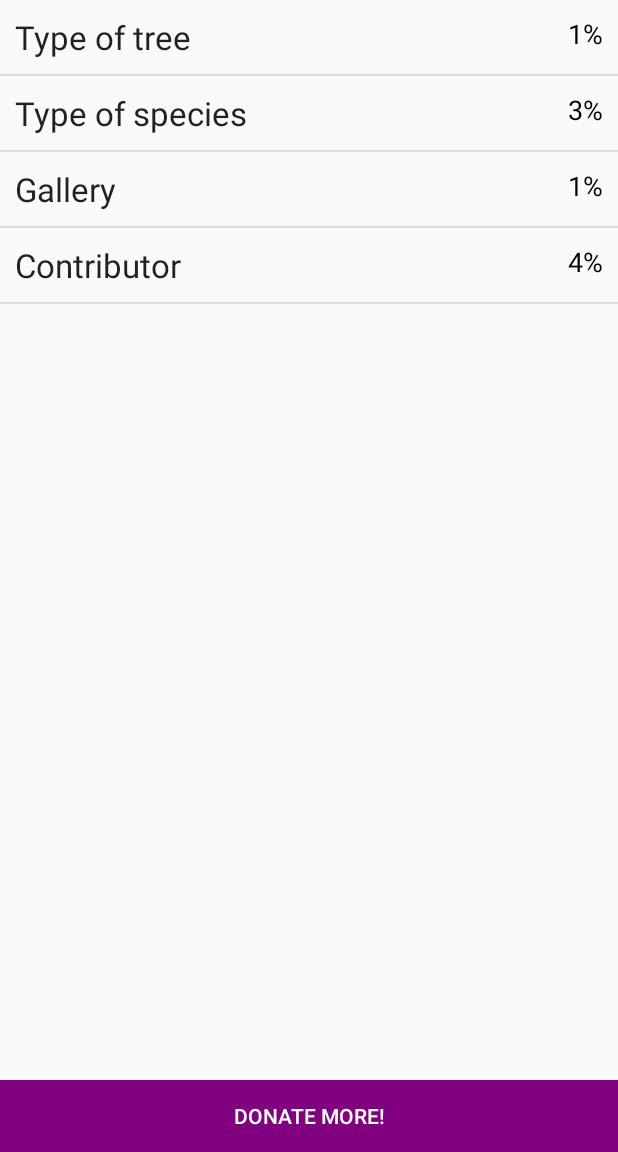
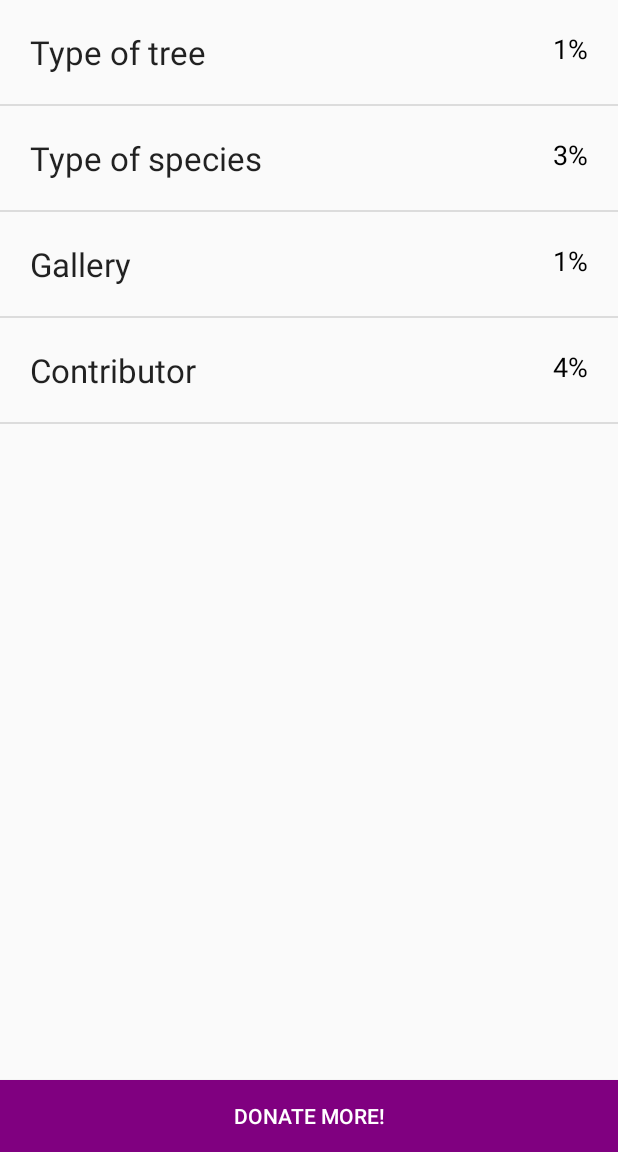
Before and after one commit to zi-yang-zhang/Plant-a-tree, an Android app: the fragment MainDataFragment shown on its own in the app's theme, on a phone screen of 412 x 824 dp, the part 84-1236 px from its top. Run offline under Robolectric (Android 15) with nearby library versions, the light colour scheme and no system bars; 1 statement that could not run was skipped.

Commit message:
final ui touch

```diff
--- a/app/src/main/res/layout/data_item.xml
+++ b/app/src/main/res/layout/data_item.xml
@@ -2,7 +2,8 @@
 <RelativeLayout xmlns:android="http://schemas.android.com/apk/res/android"
               android:orientation="vertical"
               android:layout_width="match_parent"
-              android:layout_height="match_parent">
+              android:layout_height="match_parent"
+                android:padding="10dp">
 
     <TextView
         android:layout_width="wrap_content"
--- a/app/src/main/res/layout/gallery_fragment.xml
+++ b/app/src/main/res/layout/gallery_fragment.xml
@@ -16,7 +16,7 @@
             android:theme="@style/ToolbarTheme"
             android:background="@color/purple"
             android:navigationIcon="@drawable/ic_ab_up_white"
-            ></android.widget.Toolbar>
+            />
 
         <RelativeLayout xmlns:android="http://schemas.android.com/apk/res/android"
             android:layout_width="wrap_content"
```
